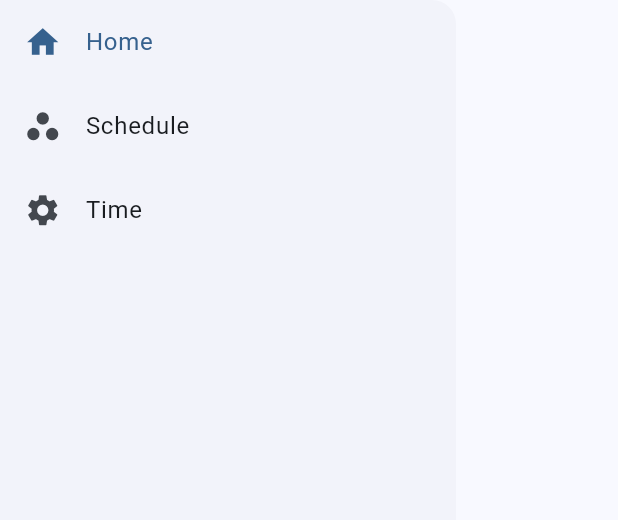
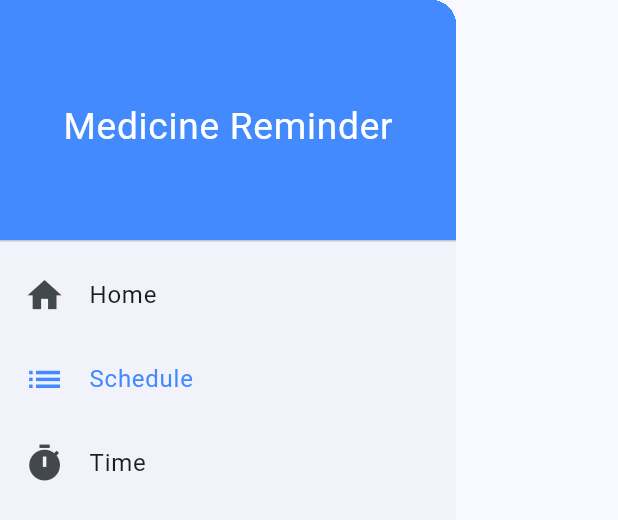
Before and after one commit to lvminh97/MedicineReminder_App, a Flutter app: the MyDrawer widget shown alone on an empty page, opened directly, on a phone screen of 412 x 824 dp. Shown: the top 520 px of the screen. Run offline on Flutter 3.47's test engine with Material 3 defaults, Android fonts, the phone set to English and light mode, and no system bars; our stand-ins replace sizer.

Commit message:
- Modify the Drawer widget - Add template code for Schedule screen
Signed-off-by: lvminh97 <lvminh97@gmail.com>

```diff
--- a/app/lib/routes.dart
+++ b/app/lib/routes.dart
@@ -1,11 +1,13 @@
 import 'package:flutter/material.dart';
 import 'package:medicine_reminder/view/Home.dart';
+import 'package:medicine_reminder/view/Schedule.dart';
 import 'package:medicine_reminder/view/Splash.dart';
 
 class MyRoutes {
   static final Map<String, Widget Function(BuildContext)> _routes = {
     RoutesName.splash: (context) => const Splash(),
     RoutesName.home: (context) => const Home(),
+    RoutesName.schedule: (context) => const Schedule()
   };
   static const String _init = RoutesName.splash;
 
@@ -21,4 +23,5 @@ class MyRoutes {
 class RoutesName {
   static const String splash = "/splash";
   static const String home = "/home";
+  static const String schedule = "/schedule";
 }
--- a/app/lib/view/Home.dart
+++ b/app/lib/view/Schedule.dart
@@ -5,17 +5,17 @@ import 'package:medicine_reminder/view/widget/MyDrawer.dart';
 import 'package:sizer/sizer.dart';
 import 'package:intl/intl.dart';
 
-class Home extends StatefulWidget {
-  const Home({super.key});
+class Schedule extends StatefulWidget {
+  const Schedule({super.key});
 
   @override
   State<StatefulWidget> createState() {
-    return HomeState();
+    return ScheduleState();
   }
 
 }
 
-class HomeState extends State<StatefulWidget> {
+class ScheduleState extends State<StatefulWidget> {
 
   bool needUpdateTime = false;
   ValueNotifier<String> currentTime = ValueNotifier<String>("");
@@ -33,7 +33,7 @@ class HomeState extends State<StatefulWidget> {
       canPop: false,
       child: Scaffold(
         appBar: AppBar(
-          title: const Text("Home"),
+          title: const Text("Schedule"),
         ),
         body: DecoratedBox(
           decoration: const BoxDecoration(
@@ -49,14 +49,14 @@ class HomeState extends State<StatefulWidget> {
                 "Current time is: ${currentTime.value}",
                 style: TextStyle(
                   color: Colors.blue,
-                  fontSize: 24.sp,
+                  fontSize: 20.sp,
                   fontWeight: FontWeight.bold
                 ),
               ),
             ),
           ),
         ),
-        drawer: MyDrawer(DrawerSelection.home),
+        drawer: MyDrawer(DrawerSelection.schedule),
       ),
     );
   }
--- a/app/lib/view/widget/MyDrawer.dart
+++ b/app/lib/view/widget/MyDrawer.dart
@@ -1,6 +1,8 @@
 // ignore_for_file: must_be_immutable
 
 import 'package:flutter/material.dart';
+import 'package:medicine_reminder/routes.dart';
+import 'package:sizer/sizer.dart';
 
 enum DrawerSelection {home, schedule, time}
 
@@ -16,34 +18,62 @@ class MyDrawer extends StatelessWidget{
   Widget build(BuildContext context) {
     return Drawer(
       child: ListView(
+        padding: const EdgeInsets.only(top: 0),
         children: [
+          DrawerHeader(
+            decoration: const BoxDecoration(
+              color: Colors.blueAccent
+            ),
+            child: Container(
+              alignment: Alignment.center,
+              child: Text(
+                "Medicine Reminder",
+                style: TextStyle(
+                  color: Colors.white,
+                  fontSize: 18.sp
+                ),
+              ),
+            )
+          ),
           ListTile(
             selected: _drawerSelection == DrawerSelection.home,
+            selectedColor: Colors.blueAccent,
             title: const Text("Home"),
-            leading: const Icon(Icons.home, size: 25),
+            leading: Icon(Icons.home, size: 20.sp),
             onTap: () {
               if(_drawerSelection != DrawerSelection.home){
-
+                Navigator.pushNamedAndRemoveUntil(context, RoutesName.home, (route) => false);
+              }
+              else {
+                Navigator.pop(context);
               }
             },
           ),
           ListTile(
             selected: _drawerSelection == DrawerSelection.schedule,
+            selectedColor: Colors.blueAccent,
             title: const Text("Schedule"),
-            leading: const Icon(Icons.workspaces, size: 25),
+            leading: Icon(Icons.list, size: 20.sp),
             onTap: () {
               if(_drawerSelection != DrawerSelection.schedule){
-
+                Navigator.pushNamedAndRemoveUntil(context, RoutesName.schedule, (route) => false);
+              }
+              else {
+                Navigator.pop(context);
               }
             },
           ),
           ListTile(
             selected: _drawerSelection == DrawerSelection.time,
+            selectedColor: Colors.blueAccent,
             title: const Text("Time"),
-            leading: const Icon(Icons.settings, size: 25),
+            leading: Icon(Icons.timer, size: 20.sp),
             onTap: () {
               if(_drawerSelection != DrawerSelection.time){
 
+              }
+              else {
+                Navigator.pop(context);
               }
             },
           ),
```
